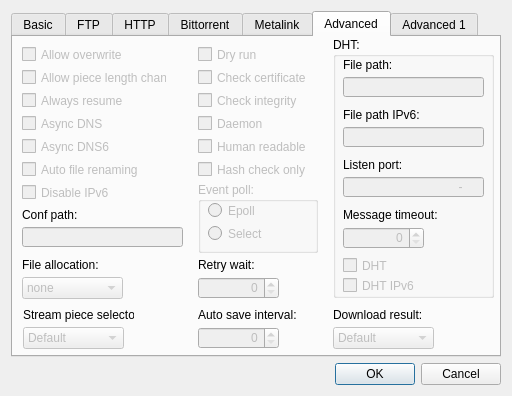
Qt form globaloptions.ui (DragonZX/aria2cremote) before a commit.
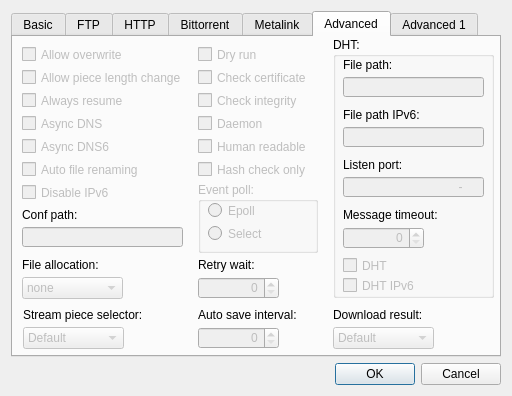
The same form after that commit. The open tabs and pages were chosen to show the change. Icons and pictures are not drawn.

The edit to the form file:
```diff
--- a/globaloptions.ui
+++ b/globaloptions.ui
@@ -1662,7 +1662,7 @@
         <rect>
          <x>9</x>
          <y>9</y>
-         <width>145</width>
+         <width>171</width>
          <height>17</height>
         </rect>
        </property>
@@ -1678,7 +1678,7 @@
         <rect>
          <x>9</x>
          <y>32</y>
-         <width>145</width>
+         <width>171</width>
          <height>17</height>
         </rect>
        </property>
@@ -1694,7 +1694,7 @@
         <rect>
          <x>9</x>
          <y>55</y>
-         <width>145</width>
+         <width>171</width>
          <height>17</height>
         </rect>
        </property>
@@ -1710,7 +1710,7 @@
         <rect>
          <x>9</x>
          <y>78</y>
-         <width>145</width>
+         <width>171</width>
          <height>17</height>
         </rect>
        </property>
@@ -1726,7 +1726,7 @@
         <rect>
          <x>9</x>
          <y>124</y>
-         <width>145</width>
+         <width>171</width>
          <height>17</height>
         </rect>
        </property>
@@ -1739,7 +1739,7 @@
         <rect>
          <x>185</x>
          <y>270</y>
-         <width>121</width>
+         <width>131</width>
          <height>16</height>
         </rect>
        </property>
@@ -1777,7 +1777,7 @@
         <rect>
          <x>9</x>
          <y>147</y>
-         <width>145</width>
+         <width>171</width>
          <height>17</height>
         </rect>
        </property>
@@ -1793,7 +1793,7 @@
         <rect>
          <x>185</x>
          <y>9</y>
-         <width>111</width>
+         <width>131</width>
          <height>17</height>
         </rect>
        </property>
@@ -1809,7 +1809,7 @@
         <rect>
          <x>185</x>
          <y>32</y>
-         <width>111</width>
+         <width>131</width>
          <height>17</height>
         </rect>
        </property>
@@ -1825,7 +1825,7 @@
         <rect>
          <x>185</x>
          <y>55</y>
-         <width>111</width>
+         <width>131</width>
          <height>17</height>
         </rect>
        </property>
@@ -1838,7 +1838,7 @@
         <rect>
          <x>9</x>
          <y>170</y>
-         <width>131</width>
+         <width>171</width>
          <height>16</height>
         </rect>
        </property>
@@ -1870,7 +1870,7 @@
         <rect>
          <x>185</x>
          <y>78</y>
-         <width>111</width>
+         <width>131</width>
          <height>17</height>
         </rect>
        </property>
@@ -1898,7 +1898,7 @@
          <rect>
           <x>10</x>
           <y>20</y>
-          <width>100</width>
+          <width>141</width>
           <height>16</height>
          </rect>
         </property>
@@ -1927,7 +1927,7 @@
          <rect>
           <x>10</x>
           <y>120</y>
-          <width>100</width>
+          <width>141</width>
           <height>16</height>
          </rect>
         </property>
@@ -1997,7 +1997,7 @@
          <rect>
           <x>10</x>
           <y>70</y>
-          <width>100</width>
+          <width>141</width>
           <height>16</height>
          </rect>
         </property>
@@ -2045,7 +2045,7 @@
          <rect>
           <x>10</x>
           <y>240</y>
-          <width>145</width>
+          <width>141</width>
           <height>17</height>
          </rect>
         </property>
@@ -2104,7 +2104,7 @@
         <rect>
          <x>185</x>
          <y>101</y>
-         <width>111</width>
+         <width>131</width>
          <height>17</height>
         </rect>
        </property>
@@ -2145,7 +2145,7 @@
         <rect>
          <x>9</x>
          <y>220</y>
-         <width>131</width>
+         <width>171</width>
          <height>16</height>
         </rect>
        </property>
@@ -2164,7 +2164,7 @@
         <rect>
          <x>9</x>
          <y>101</y>
-         <width>145</width>
+         <width>171</width>
          <height>17</height>
         </rect>
        </property>
@@ -2177,7 +2177,7 @@
         <rect>
          <x>185</x>
          <y>220</y>
-         <width>121</width>
+         <width>131</width>
          <height>16</height>
         </rect>
        </property>
@@ -2235,7 +2235,7 @@
         <rect>
          <x>10</x>
          <y>270</y>
-         <width>111</width>
+         <width>171</width>
          <height>16</height>
         </rect>
        </property>
@@ -2251,7 +2251,7 @@
         <rect>
          <x>320</x>
          <y>270</y>
-         <width>121</width>
+         <width>161</width>
          <height>16</height>
         </rect>
        </property>
@@ -2293,7 +2293,7 @@
         <rect>
          <x>185</x>
          <y>124</y>
-         <width>111</width>
+         <width>131</width>
          <height>17</height>
         </rect>
        </property>
```
Left out of the diff: 106 changed lines with no effect on the pictures.
